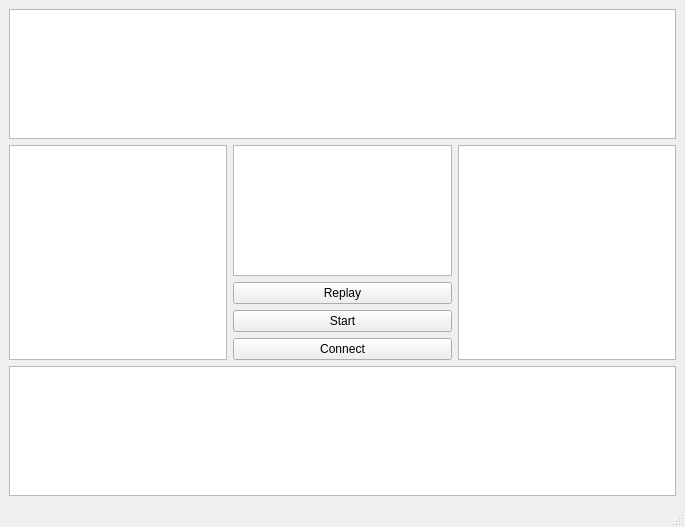
First picture: the form in lobby.ui, repository NickLennonLiu/landlord, before the edit.
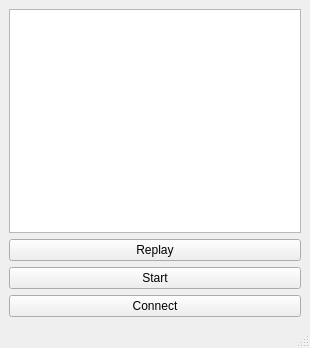
Second picture: the form after the edit.

```diff
--- a/lobby.ui
+++ b/lobby.ui
@@ -6,8 +6,8 @@
    <rect>
     <x>0</x>
     <y>0</y>
-    <width>685</width>
-    <height>527</height>
+    <width>310</width>
+    <height>348</height>
    </rect>
   </property>
   <property name="windowTitle">
@@ -16,17 +16,10 @@
   <widget class="QWidget" name="centralwidget">
    <layout class="QVBoxLayout" name="verticalLayout_4">
     <item>
-     <layout class="QHBoxLayout" name="horizontalLayout_4">
-      <item>
-       <widget class="QPlainTextEdit" name="plainTextEdit_3"/>
-      </item>
-     </layout>
+     <layout class="QHBoxLayout" name="horizontalLayout_4"/>
     </item>
     <item>
      <layout class="QHBoxLayout" name="horizontalLayout">
-      <item>
-       <widget class="QPlainTextEdit" name="plainTextEdit_2"/>
-      </item>
       <item>
        <layout class="QVBoxLayout" name="verticalLayout">
         <item>
@@ -63,17 +56,10 @@
        <layout class="QVBoxLayout" name="verticalLayout_3"/>
       </item>
       <item>
-       <layout class="QVBoxLayout" name="verticalLayout_2">
-        <item>
-         <widget class="QPlainTextEdit" name="plainTextEdit"/>
-        </item>
-       </layout>
+       <layout class="QVBoxLayout" name="verticalLayout_2"/>
       </item>
      </layout>
     </item>
-    <item>
-     <widget class="QPlainTextEdit" name="plainTextEdit_4"/>
-    </item>
     <item>
      <layout class="QHBoxLayout" name="horizontalLayout_5"/>
     </item>
```
Left out of the diff: 5 changed lines with no effect on the pictures.
